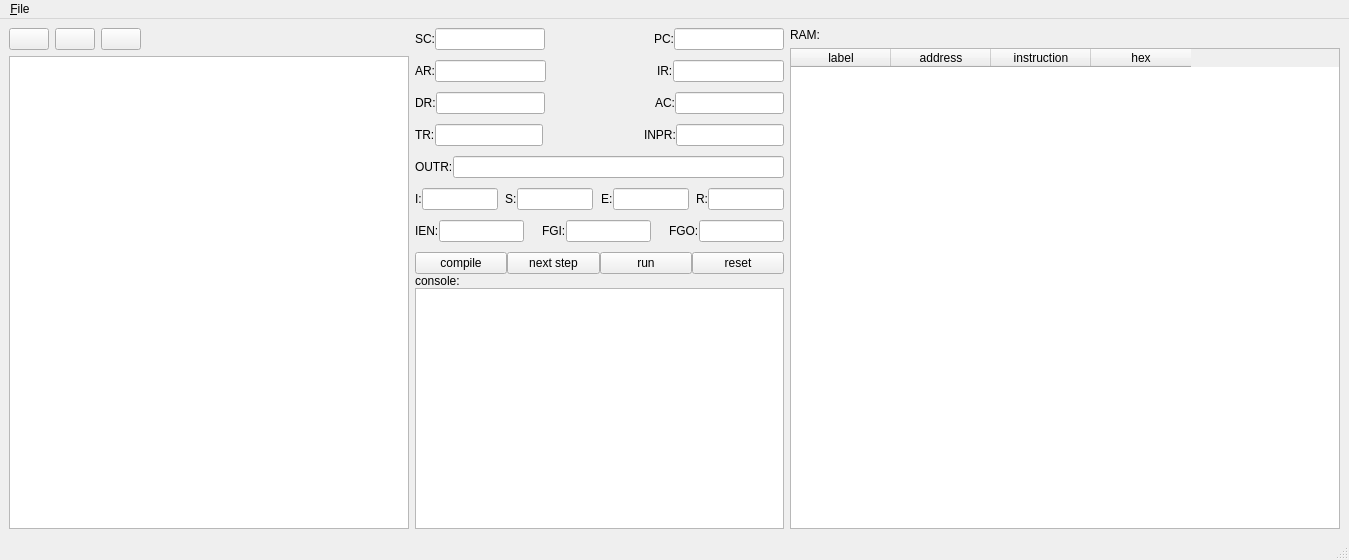
First picture: the form in mainwindow.ui, repository mmahdibarghi/mano-simulator, before the edit.
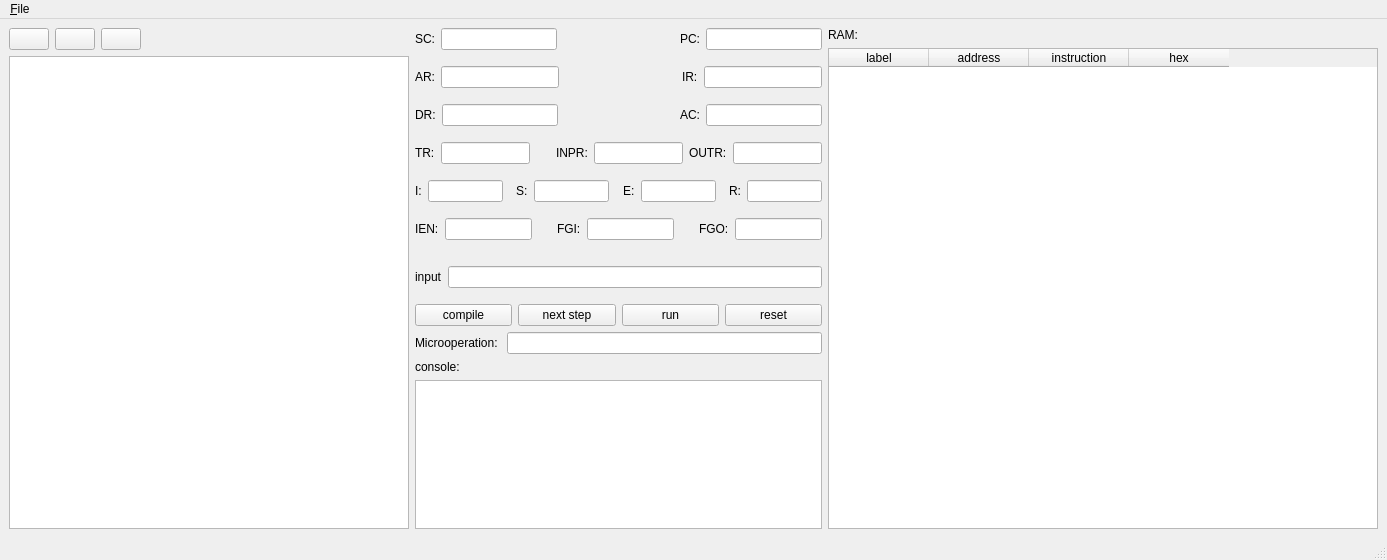
Second picture: the form after the edit. Icons and pictures are not drawn.

Patch:
```diff
--- a/mainwindow.ui
+++ b/mainwindow.ui
@@ -6,7 +6,7 @@
    <rect>
     <x>0</x>
     <y>0</y>
-    <width>1349</width>
+    <width>1387</width>
     <height>560</height>
    </rect>
   </property>
@@ -125,13 +125,7 @@
      </layout>
     </item>
     <item>
-     <layout class="QVBoxLayout" name="verticalLayout_3">
-      <property name="spacing">
-       <number>0</number>
-      </property>
-      <item>
-       <layout class="QVBoxLayout" name="verticalLayout_5"/>
-      </item>
+     <layout class="QVBoxLayout" name="verticalLayout_5">
       <item>
        <layout class="QHBoxLayout" name="horizontalLayout_6">
         <property name="bottomMargin">
@@ -152,6 +146,9 @@
             <height>0</height>
            </size>
           </property>
+          <property name="readOnly">
+           <bool>true</bool>
+          </property>
          </widget>
         </item>
         <item>
@@ -185,6 +182,9 @@
           <property name="text">
            <string/>
           </property>
+          <property name="readOnly">
+           <bool>true</bool>
+          </property>
          </widget>
         </item>
        </layout>
@@ -202,7 +202,11 @@
          </widget>
         </item>
         <item>
-         <widget class="QLineEdit" name="ar_line"/>
+         <widget class="QLineEdit" name="ar_line">
+          <property name="readOnly">
+           <bool>true</bool>
+          </property>
+         </widget>
         </item>
         <item>
          <spacer name="horizontalSpacer_3">
@@ -225,7 +229,11 @@
          </widget>
         </item>
         <item>
-         <widget class="QLineEdit" name="ir_line"/>
+         <widget class="QLineEdit" name="ir_line">
+          <property name="readOnly">
+           <bool>true</bool>
+          </property>
+         </widget>
         </item>
        </layout>
       </item>
@@ -242,7 +250,11 @@
          </widget>
         </item>
         <item>
-         <widget class="QLineEdit" name="dr_line"/>
+         <widget class="QLineEdit" name="dr_line">
+          <property name="readOnly">
+           <bool>true</bool>
+          </property>
+         </widget>
         </item>
         <item>
          <spacer name="horizontalSpacer_4">
@@ -265,7 +277,11 @@
          </widget>
         </item>
         <item>
-         <widget class="QLineEdit" name="ac_line"/>
+         <widget class="QLineEdit" name="ac_line">
+          <property name="readOnly">
+           <bool>true</bool>
+          </property>
+         </widget>
         </item>
        </layout>
       </item>
@@ -282,7 +298,11 @@
          </widget>
         </item>
         <item>
-         <widget class="QLineEdit" name="tr_line"/>
+         <widget class="QLineEdit" name="tr_line">
+          <property name="readOnly">
+           <bool>true</bool>
+          </property>
+         </widget>
         </item>
         <item>
          <spacer name="horizontalSpacer_5">
@@ -305,15 +325,12 @@
          </widget>
         </item>
         <item>
-         <widget class="QLineEdit" name="inpr_line"/>
+         <widget class="QLineEdit" name="inpr_line">
+          <property name="readOnly">
+           <bool>true</bool>
+          </property>
+         </widget>
         </item>
-       </layout>
-      </item>
-      <item>
-       <layout class="QHBoxLayout" name="horizontalLayout_10">
-        <property name="bottomMargin">
-         <number>10</number>
-        </property>
         <item>
          <widget class="QLabel" name="label_9">
           <property name="text">
@@ -322,7 +339,11 @@
          </widget>
         </item>
         <item>
-         <widget class="QLineEdit" name="outr_line"/>
+         <widget class="QLineEdit" name="outr_line">
+          <property name="readOnly">
+           <bool>true</bool>
+          </property>
+         </widget>
         </item>
        </layout>
       </item>
@@ -339,7 +360,11 @@
          </widget>
         </item>
         <item>
-         <widget class="QLineEdit" name="i_line"/>
+         <widget class="QLineEdit" name="i_line">
+          <property name="readOnly">
+           <bool>true</bool>
+          </property>
+         </widget>
         </item>
         <item>
          <spacer name="horizontalSpacer_6">
@@ -362,7 +387,11 @@
          </widget>
         </item>
         <item>
-         <widget class="QLineEdit" name="s_line"/>
+         <widget class="QLineEdit" name="s_line">
+          <property name="readOnly">
+           <bool>true</bool>
+          </property>
+         </widget>
         </item>
         <item>
          <spacer name="horizontalSpacer_7">
@@ -385,7 +414,11 @@
          </widget>
         </item>
         <item>
-         <widget class="QLineEdit" name="e_line"/>
+         <widget class="QLineEdit" name="e_line">
+          <property name="readOnly">
+           <bool>true</bool>
+          </property>
+         </widget>
         </item>
         <item>
          <spacer name="horizontalSpacer_8">
@@ -408,7 +441,11 @@
          </widget>
         </item>
         <item>
-         <widget class="QLineEdit" name="r_line"/>
+         <widget class="QLineEdit" name="r_line">
+          <property name="readOnly">
+           <bool>true</bool>
+          </property>
+         </widget>
         </item>
        </layout>
       </item>
@@ -425,7 +462,11 @@
          </widget>
         </item>
         <item>
-         <widget class="QLineEdit" name="ien_line"/>
+         <widget class="QLineEdit" name="ien_line">
+          <property name="readOnly">
+           <bool>true</bool>
+          </property>
+         </widget>
         </item>
         <item>
          <spacer name="horizontalSpacer_9">
@@ -448,7 +489,11 @@
          </widget>
         </item>
         <item>
-         <widget class="QLineEdit" name="fgi_line"/>
+         <widget class="QLineEdit" name="fgi_line">
+          <property name="readOnly">
+           <bool>true</bool>
+          </property>
+         </widget>
         </item>
         <item>
          <spacer name="horizontalSpacer_10">
@@ -471,7 +516,31 @@
          </widget>
         </item>
         <item>
-         <widget class="QLineEdit" name="fgo_line"/>
+         <widget class="QLineEdit" name="fgo_line">
+          <property name="readOnly">
+           <bool>true</bool>
+          </property>
+         </widget>
+        </item>
+       </layout>
+      </item>
+      <item>
+       <layout class="QHBoxLayout" name="horizontalLayout_14">
+        <property name="topMargin">
+         <number>10</number>
+        </property>
+        <property name="bottomMargin">
+         <number>10</number>
+        </property>
+        <item>
+         <widget class="QLabel" name="input_lbl">
+          <property name="text">
+           <string>input</string>
+          </property>
+         </widget>
+        </item>
+        <item>
+         <widget class="QLineEdit" name="in_line"/>
         </item>
        </layout>
       </item>
@@ -508,14 +577,32 @@
        </layout>
       </item>
       <item>
-       <widget class="QLabel" name="test">
-        <property name="text">
-         <string>console:</string>
-        </property>
-       </widget>
+       <layout class="QHBoxLayout" name="horizontalLayout_15">
+        <item>
+         <widget class="QLabel" name="label_18">
+          <property name="text">
+           <string>Microoperation: </string>
+          </property>
+         </widget>
+        </item>
+        <item>
+         <widget class="QLineEdit" name="operation"/>
+        </item>
+       </layout>
       </item>
       <item>
-       <widget class="QTextBrowser" name="console"/>
+       <layout class="QVBoxLayout" name="verticalLayout_3">
+        <item>
+         <widget class="QLabel" name="test">
+          <property name="text">
+           <string>console:</string>
+          </property>
+         </widget>
+        </item>
+        <item>
+         <widget class="QTextBrowser" name="console"/>
+        </item>
+       </layout>
       </item>
      </layout>
     </item>
@@ -549,7 +636,7 @@
          <bool>false</bool>
         </property>
         <property name="alternatingRowColors">
-         <bool>true</bool>
+         <bool>false</bool>
         </property>
         <property name="selectionMode">
          <enum>QAbstractItemView::NoSelection</enum>
@@ -600,8 +687,8 @@
     <rect>
      <x>0</x>
      <y>0</y>
-     <width>1349</width>
-     <height>21</height>
+     <width>1387</width>
+     <height>26</height>
     </rect>
    </property>
    <widget class="QMenu" name="menu_File">
```
Left out of the diff: 7 changed lines with no effect on the pictures.
